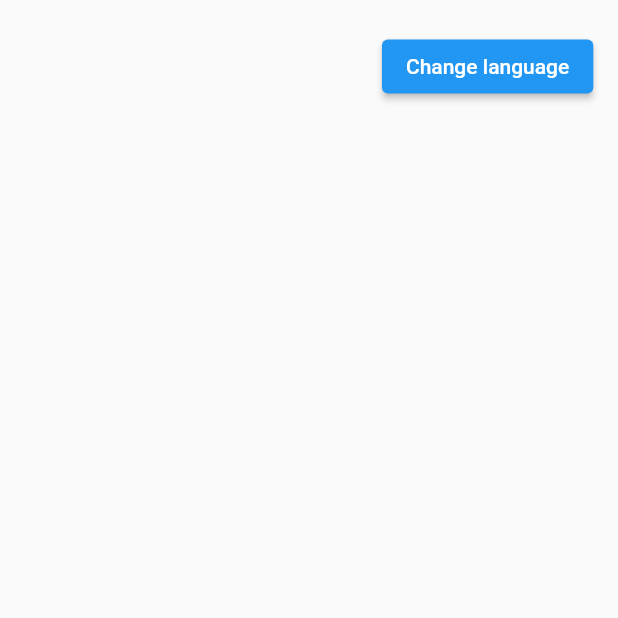
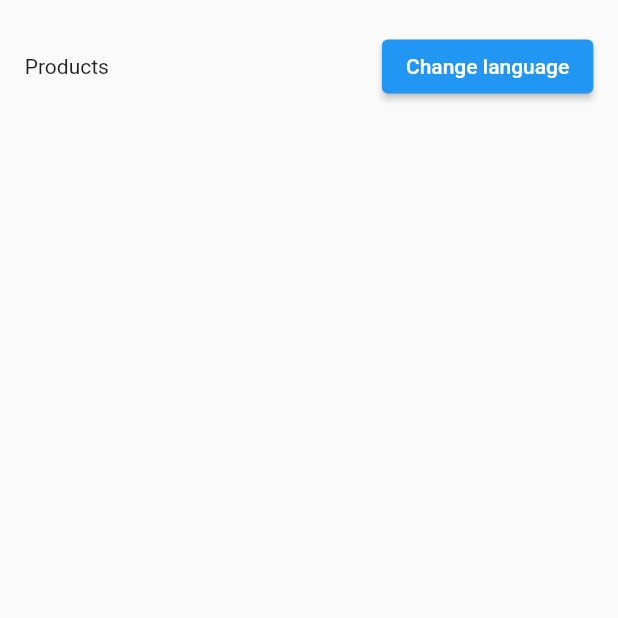
Before and after one commit to HaneenAhmedMohy/Flutter_mini_project, a Flutter app: the HomePageScreen screen opened by its route, on a phone screen of 412 x 824 dp, the top half of it. Run offline on Flutter 3.47's test engine with Material 2 defaults, Android fonts, the light colour scheme and no system bars; our stand-ins replace easy_localization, flutter_rating_stars; network calls fail.

Commit message:
fix language , add try and catch wrapper

```diff
--- a/assets/translations/ar.json
+++ b/assets/translations/ar.json
@@ -1,4 +1,5 @@
 {
     "screen_title": "منتجات",
-    "change_language": "غير اللغة"
+    "change_language": "غير اللغة",
+    "new_screen_title": "منتجات"
 }
--- a/assets/translations/en.json
+++ b/assets/translations/en.json
@@ -1,4 +1,5 @@
 {
     "screen_title": "Products",
-    "change_language": "Change language"
+    "change_language": "Change language",
+    "new_screen_title": "Products"
 }
--- a/lib/apis/clothes_api.dart
+++ b/lib/apis/clothes_api.dart
@@ -36,6 +36,8 @@ class ClothesApi {
       if (response.statusCode == 200) {
         var item = json.decode(response.body); // id and name
         ClothesEntity result = ClothesEntity.fromList(item);
+        // print('4444444444444${result}');
+
         return result;
       }
       return ClothesEntity();
--- a/lib/controllers/clothes_controller.dart
+++ b/lib/controllers/clothes_controller.dart
@@ -27,6 +27,7 @@ class ClothesController {
     ClothesEntity clothesEntity = await clothesApi.getClothesById(id);
     ClothesViewModel clothesViewModel =
         ClothesViewModel.fromEntity(clothesEntity);
+    // print('333333333333${clothesViewModel}');
     return clothesViewModel;
   }
 
--- a/lib/main.dart
+++ b/lib/main.dart
@@ -43,7 +43,7 @@ class MyApp extends StatelessWidget {
           primarySwatch: Colors.blue,
         ),
         home: ChangeNotifierProvider<ClothesProvider>(
-            create: (_) => _clothesProvider, child: const HomePageScreen(title:LocaleKeys.screen_title)),
+            create: (_) => _clothesProvider, child: const HomePageScreen()),
         onGenerateRoute: Routes.onGenerateRoute,
       ),
     );
--- a/lib/providers/cloth_details_provider.dart
+++ b/lib/providers/cloth_details_provider.dart
@@ -9,10 +9,14 @@ class ClothDetailsProvider with ChangeNotifier {
 
   ClothesViewModel clothesViewModel = ClothesViewModel();
   List<ReviewViewModel> reviewViewModels = [];
+  static const GET_CLOTH_BY_ID_SYNC_FUNCTION = 'getClothById';
+  static const GET_REVIEWS_BY_PRODUCT_ID_ASYNC_FUNCTION =
+      'getReviewsbyProductId';
 
   Future<void> getClothById(int id) async {
     ClothesViewModel result = await clothesController.getClothById(id);
-    await getReviewsbyProductId(id);
+     await getReviewsbyProductId(id);
+    //  print('222222222222222${result}');
     clothesViewModel = result;
     // notifyListeners();
   }
@@ -23,4 +27,15 @@ class ClothDetailsProvider with ChangeNotifier {
     reviewViewModels = [...result];
     // notifyListeners();
   }
+
+  tryCatchAsyncWrapper(String functionName, Function fn) async {
+    try {
+      print('Start Call: $functionName');
+      await fn();
+      print('End Call: $functionName');
+    } catch (onError, stackTrace) {
+      print('errooooooooor');
+      return null;
+    }
+  }
 }
--- a/lib/screens/home_page_screen.dart
+++ b/lib/screens/home_page_screen.dart
@@ -3,6 +3,8 @@ import 'package:flutter/material.dart';
 import 'package:tambe_flutter_app/utils/app_dimensions.dart';
 import 'package:tambe_flutter_app/widgets/items_list_widget.dart';
 import 'package:tambe_flutter_app/widgets/language_button_widget.dart';
+
+import '../generated/locale_keys.g.dart';
 
 class HomePageScreen extends StatelessWidget {
   const HomePageScreen({Key? key, this.title = ''}) : super(key: key);
@@ -18,19 +20,11 @@ class HomePageScreen extends StatelessWidget {
         child: Column(
           children: [
             Container(
-                width: double.infinity,
-                margin: EdgeInsets.symmetric(
-                    vertical: AppDimensions.convertToH((20))),
-                child: Row(
-                  mainAxisAlignment: MainAxisAlignment.spaceBetween,
-                  children: [
-                    Text(
-                      title.tr(),
-                      textAlign: TextAlign.start,
-                    ),
-                    const LanguageButtonWidget(),
-                  ],
-                )),
+              width: double.infinity,
+              margin: EdgeInsets.symmetric(
+                  vertical: AppDimensions.convertToH((20))),
+              child: const LanguageButtonWidget(),
+            ),
             const ItemsListWidget(),
           ],
         ),
--- a/lib/widgets/language_button_widget.dart
+++ b/lib/widgets/language_button_widget.dart
@@ -10,16 +10,26 @@ class LanguageButtonWidget extends StatelessWidget {
 
   @override
   Widget build(BuildContext context) {
-    return ElevatedButton(
+    return Row(
+      mainAxisAlignment: MainAxisAlignment.spaceBetween,
+      children: [
+        const Text(
+          LocaleKeys.new_screen_title,
+          textAlign: TextAlign.start,
+        ).tr(),
+        ElevatedButton(
           onPressed: () async {
             if (context.locale == const Locale('en')) {
               context.setLocale(context.supportedLocales[1]);
             } else {
               context.setLocale(context.supportedLocales[0]);
             }
-        await Provider.of<ClothesProvider>(context, listen: false).getClothes();
+            await Provider.of<ClothesProvider>(context, listen: false)
+                .getClothes();
           },
           child: const Text(LocaleKeys.change_language).tr(),
+        )
+      ],
     );
   }
 }
```
Also changed, not shown: lib/screens/item_details_screen.dart (+7 -3 lines), lib/generated/codegen_loader.g.dart, lib/generated/locale_keys.g.dart. Lines whose indentation alone changed are shown as unchanged.
